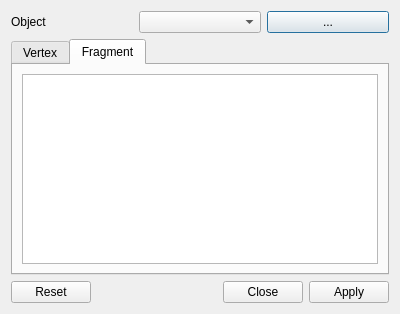
Before: the Qt Designer form plugins/osgearth/ShaderEditorDialog.ui in aroth-fastprotect/sgi, drawn with Qt 5.
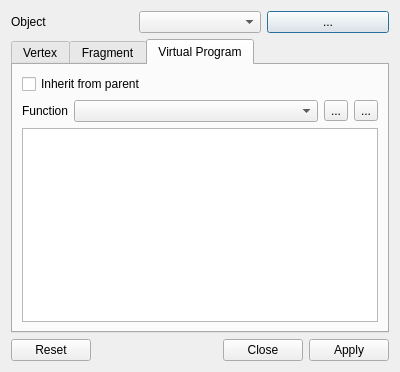
After: the same form once the commit is applied. The open tabs and pages were chosen to show the change. Icons and pictures are not drawn.

Commit message: start implementing shader editor

What changed in the file:
```diff
--- a/plugins/osgearth/ShaderEditorDialog.ui
+++ b/plugins/osgearth/ShaderEditorDialog.ui
@@ -7,7 +7,7 @@
     <x>0</x>
     <y>0</y>
     <width>400</width>
-    <height>314</height>
+    <height>372</height>
    </rect>
   </property>
   <property name="sizePolicy">
@@ -66,6 +66,64 @@
        </item>
       </layout>
      </widget>
+     <widget class="QWidget" name="tabVirtualProgram">
+      <attribute name="title">
+       <string>Virtual Program</string>
+      </attribute>
+      <layout class="QVBoxLayout" name="verticalLayout_4">
+       <item>
+        <widget class="QCheckBox" name="vpInheritShaders">
+         <property name="text">
+          <string>Inherit from parent</string>
+         </property>
+        </widget>
+       </item>
+       <item>
+        <layout class="QHBoxLayout" name="horizontalLayout_4">
+         <item>
+          <widget class="QLabel" name="label_4">
+           <property name="text">
+            <string>Function</string>
+           </property>
+          </widget>
+         </item>
+         <item>
+          <widget class="QComboBox" name="vpFunction">
+           <property name="sizePolicy">
+            <sizepolicy hsizetype="Expanding" vsizetype="Fixed">
+             <horstretch>0</horstretch>
+             <verstretch>0</verstretch>
+            </sizepolicy>
+           </property>
+          </widget>
+         </item>
+         <item>
+          <widget class="QToolButton" name="vpFunctionAdd">
+           <property name="text">
+            <string>...</string>
+           </property>
+           <property name="icon">
+            <iconset theme="list-add"/>
+           </property>
+          </widget>
+         </item>
+         <item>
+          <widget class="QToolButton" name="vpFunctionRemove">
+           <property name="text">
+            <string>...</string>
+           </property>
+           <property name="icon">
+            <iconset theme="list-remove"/>
+           </property>
+          </widget>
+         </item>
+        </layout>
+       </item>
+       <item>
+        <widget class="QTextEdit" name="shaderVP"/>
+       </item>
+      </layout>
+     </widget>
     </widget>
    </item>
    <item>
```
Left out of the diff: 75 changed lines with no effect on the pictures. The commit also changes 2 other files.
